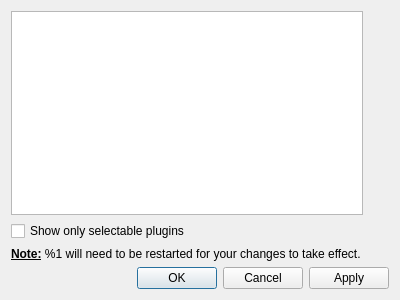
opencor/opencor, file src/pluginsdialog.ui: the form before one commit.
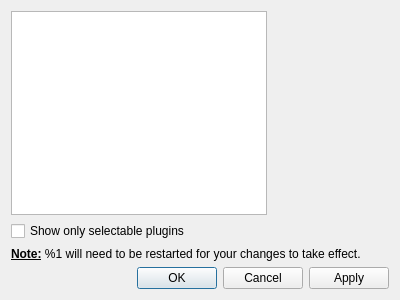
The form after the commit.

```diff
--- a/src/pluginsdialog.ui
+++ b/src/pluginsdialog.ui
@@ -129,6 +129,19 @@
          </property>
         </widget>
        </item>
+       <item row="4" column="0">
+        <spacer name="horizontalSpacer">
+         <property name="orientation">
+          <enum>Qt::Horizontal</enum>
+         </property>
+         <property name="sizeHint" stdset="0">
+          <size>
+           <width>40</width>
+           <height>20</height>
+          </size>
+         </property>
+        </spacer>
+       </item>
       </layout>
      </item>
     </layout>
```
